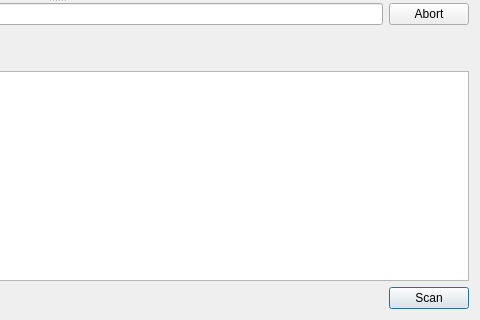
Before: the Qt Designer form src/ui/scanwidget.ui in dports/Qlam, drawn with Qt 5; both pictures show x 366 to 846 and y 260 to 580 of the 846 by 580 pixel window.
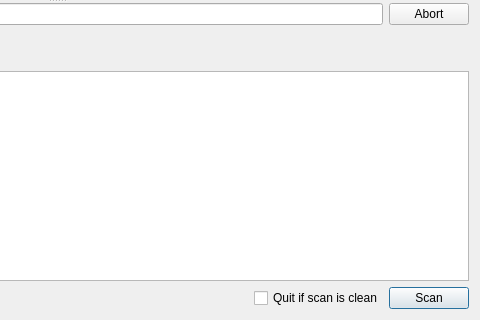
After: the same form once the commit is applied. Icons and pictures are not drawn. Custom widgets are drawn as their Qt base class.

Commit message: Implemented auto-close on clean scan.

```diff
--- a/src/ui/scanwidget.ui
+++ b/src/ui/scanwidget.ui
@@ -243,6 +243,16 @@
            </property>
           </spacer>
          </item>
+         <item>
+          <widget class="QCheckBox" name="quitOnClean">
+           <property name="toolTip">
+            <string>If no issues are found, quit when the scan finishes.</string>
+           </property>
+           <property name="text">
+            <string>Quit if scan is clean</string>
+           </property>
+          </widget>
+         </item>
          <item>
           <widget class="QPushButton" name="scanButton">
            <property name="toolTip">
```
The commit also changes 9 other files.
